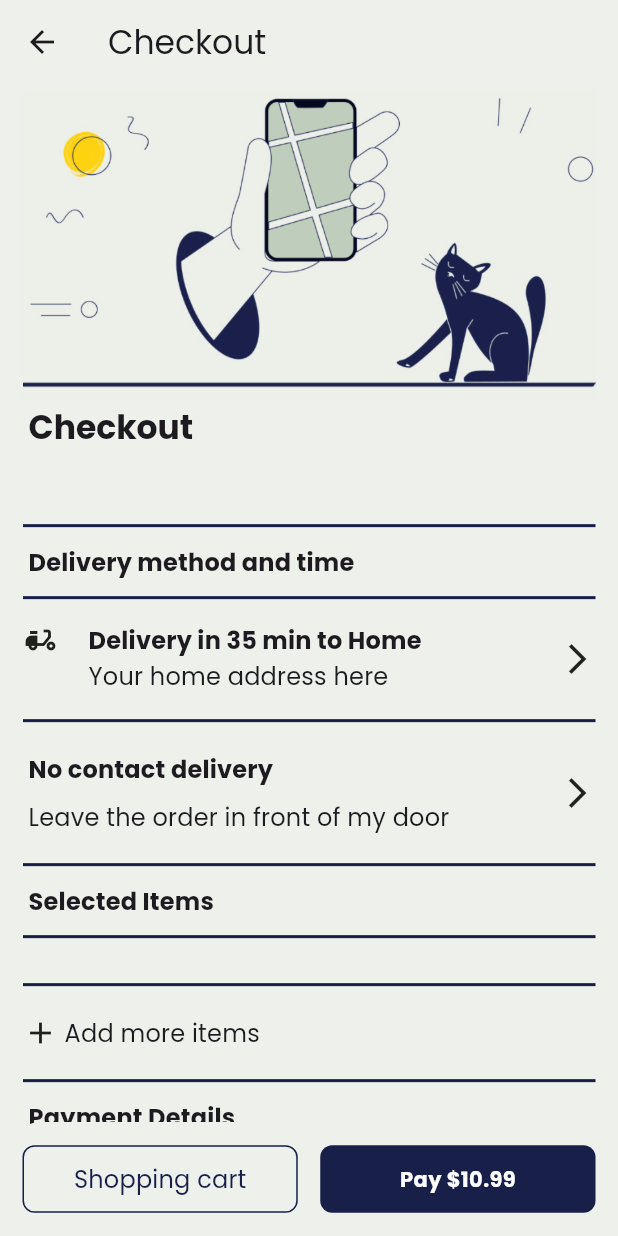
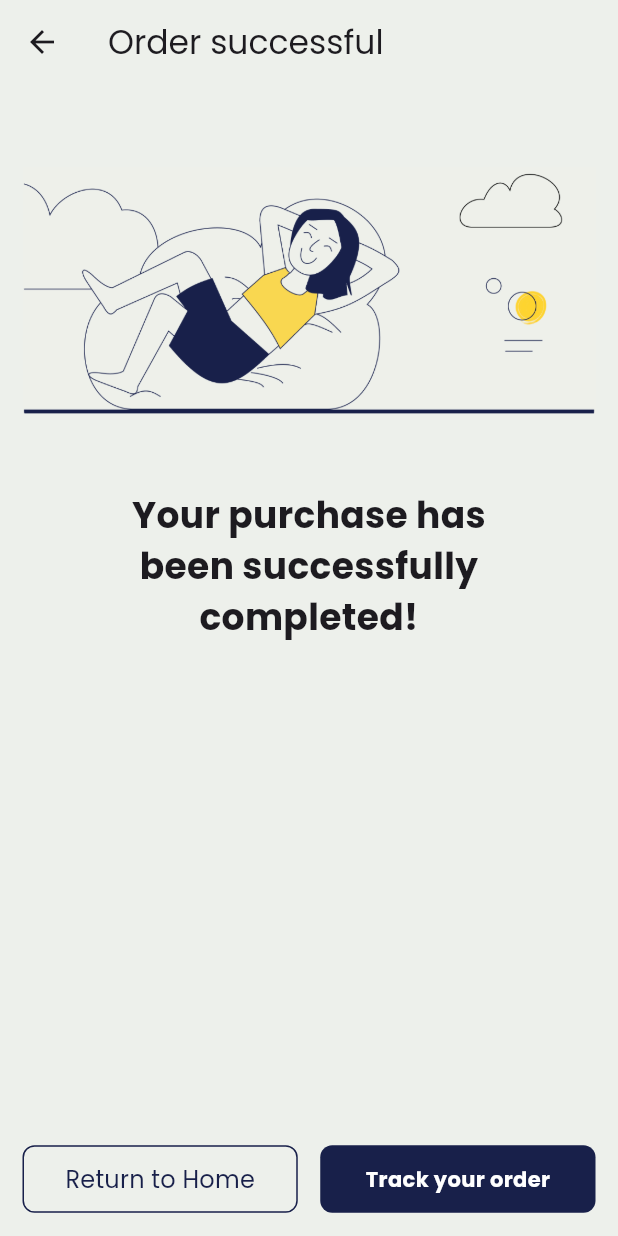
Before and after one commit to Yuanxyyds/FoodTruckMobile, a Flutter app: the CheckoutScreen screen opened directly with empty values, after a tap on an icon or button, on a phone screen of 412 x 824 dp. Run offline on Flutter 3.47's test engine with Material 2 defaults, Android fonts, the light colour scheme and no system bars; our stand-ins replace cloud_firestore, device_preview, firebase_auth, firebase_core, fluttertoast, google_maps_flutter and 3 more; accounts and stored records are empty.

Commit message:
feat: Thank you screen

```diff
--- a/lib/screen/checkout_screen.dart
+++ b/lib/screen/checkout_screen.dart
@@ -1,6 +1,7 @@
 import 'package:flutter/material.dart';
 import 'package:food_truck_mobile/screen/restaurant_menu_screen.dart';
 import 'package:food_truck_mobile/screen/shopping_cart_screen.dart';
+import 'package:food_truck_mobile/screen/thank_you_screen.dart';
 import 'package:food_truck_mobile/widget/components/checkout_food_item.dart';
 import 'package:food_truck_mobile/widget/components/checkout_row.dart';
 import 'package:food_truck_mobile/widget/components/food_button.dart';
@@ -175,7 +176,15 @@ class CheckoutScreen extends StatelessWidget {
                   textColor: Colors.white,
                   backgroundColor: Constants.primaryColor,
                   takeLeastSpace: true,
-                  onPressed: () {},
+                  onPressed: () {
+                    Navigator.of(context).push(
+                      PageRouteBuilder(
+                        pageBuilder: (context, animation, secondaryAnimation) =>
+                            const ThankYouScreen(),
+                        transitionDuration: Duration.zero,
+                      ),
+                    );
+                  },
                 ),
               ))
             ],
--- /dev/null
+++ b/lib/screen/thank_you_screen.dart
@@ -0,0 +1,89 @@
+import 'package:flutter/material.dart';
+import 'package:food_truck_mobile/screen/home_screen.dart';
+import 'package:food_truck_mobile/widget/text.dart';
+
+import '../helper/constants.dart';
+import '../widget/components/button.dart';
+
+class ThankYouScreen extends StatelessWidget {
+  const ThankYouScreen({Key? key}) : super(key: key);
+
+  @override
+  Widget build(BuildContext context) {
+    return Scaffold(
+      appBar: AppBar(
+        title: const Text("Order successful"),
+      ),
+      body: Padding(
+          padding: const EdgeInsets.symmetric(vertical: 5.0, horizontal: 15.0),
+          child: ListView(
+            children: [
+              const SizedBox(
+                height: 50.0,
+              ),
+              Image.asset('images/ThankYouDecoration.png'),
+              const SizedBox(
+                height: 50.0,
+              ),
+              const Center(
+                child: SizedBox(
+                    width: 300.0,
+                    child: Text(
+                        "Your purchase has been successfully completed!",
+                        textAlign: TextAlign.center,
+                        style: TextStyle(
+                            fontSize: 24.0, fontWeight: FontWeight.bold))),
+              ),
+            ],
+          )),
+      bottomSheet: Padding(
+        padding: const EdgeInsets.symmetric(vertical: 8.0, horizontal: 15.0),
+        child: SizedBox(
+          height: 60.0,
+          child: Row(
+            children: [
+              Expanded(
+                  child: GestureDetector(
+                onTap: () {
+                  Navigator.of(context).push(
+                    PageRouteBuilder(
+                      pageBuilder: (context, animation, secondaryAnimation) =>
+                          const HomeScreen(),
+                      transitionDuration: Duration.zero,
+                    ),
+                  );
+                },
+                child: Container(
+                    height: 45.0,
+                    decoration: BoxDecoration(
+                        border: Border.all(color: Constants.primaryColor),
+                        borderRadius: BorderRadius.circular(8.0),
+                        color: Colors.transparent),
+                    child: const Center(
+                      child: TextTitleMedium(
+                        text: "Return to Home",
+                        color: Constants.primaryColor,
+                      ),
+                    )),
+              )),
+              const SizedBox(
+                width: 15.0,
+              ),
+              Expanded(
+                  child: SizedBox(
+                height: 45.0,
+                child: Button(
+                  text: "Track your order",
+                  textColor: Colors.white,
+                  backgroundColor: Constants.primaryColor,
+                  takeLeastSpace: true,
+                  onPressed: () {},
+                ),
+              ))
+            ],
+          ),
+        ),
+      ),
+    );
+  }
+}
--- a/pubspec.yaml
+++ b/pubspec.yaml
@@ -77,6 +77,7 @@ flutter:
     - images/HomeDecoration.png
     - images/DefaultRestaurantImage.jpeg
     - images/CheckoutDecoration.jpg
+    - images/ThankYouDecoration.png
   #   - images/a_dot_ham.jpeg
 
   # An image asset can refer to one or more resolution-specific "variants", see
```
Also changed, not shown: images/ThankYouDecoration.png (added), pubspec.lock.
